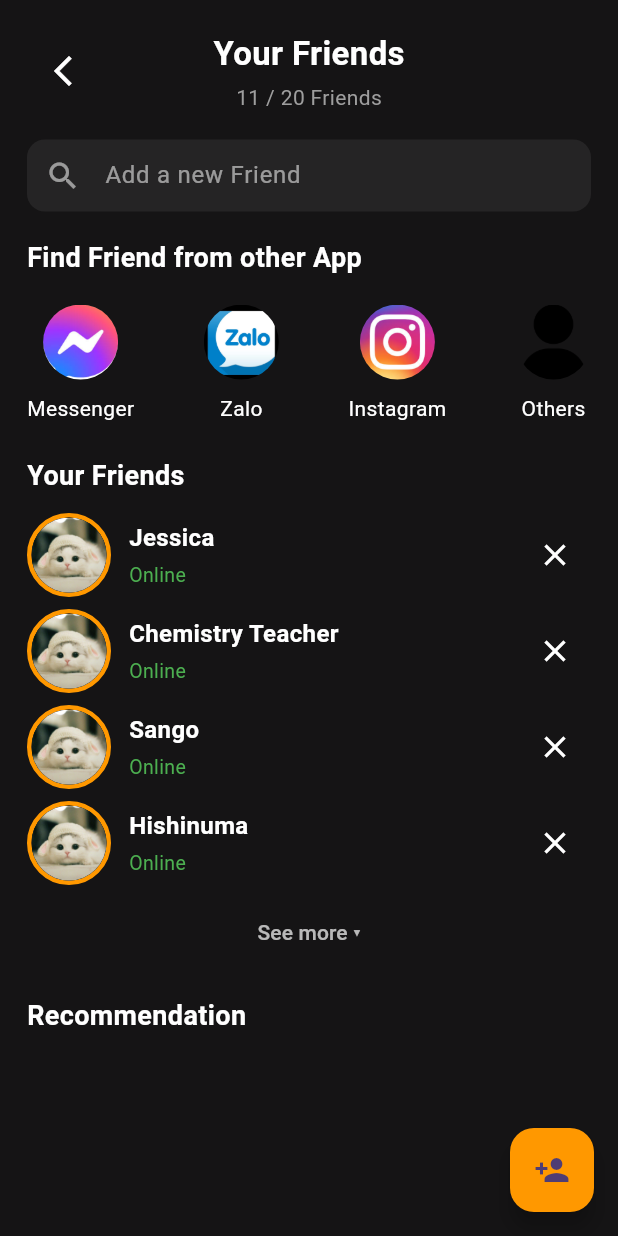
After one commit to betapcode17/locketBeta, a Flutter app: the FriendsView screen opened directly, on a phone screen of 412 x 824 dp. The commit adds this screen. Run offline on Flutter 3.47's test engine with Material 3 defaults, Android fonts, the phone set to English and light mode, and no system bars; our stand-ins replace camera, equatable, flutter_bloc.

Commit message:
feat: add friends screen, cubit, state, model

```diff
--- /dev/null
+++ b/lib/friends/cubit/friend_cubit.dart
@@ -0,0 +1,70 @@
+import 'package:flutter_bloc/flutter_bloc.dart';
+import 'package:locket_beta/friends/cubit/friend_state.dart';
+import 'package:locket_beta/model/friend_model.dart';
+
+class FriendCubit extends Cubit<FriendState> {
+  FriendCubit() : super(FriendInitial());
+
+  final List<Friend> _friends = [
+    Friend(
+      id: '1',
+      name: 'Jessica',
+      profileImage: 'assets/images/cat_img.jpg',
+      isActive: true,
+      lastSeen: DateTime.now().subtract(const Duration(minutes: 2)),
+    ),
+    Friend(
+      id: '2',
+      name: 'Chemistry Teacher',
+      profileImage: 'assets/images/cat_img.jpg',
+      isActive: true,
+      lastSeen: DateTime.now().subtract(const Duration(minutes: 15)),
+    ),
+    Friend(
+      id: '3',
+      name: 'Sango',
+      profileImage: 'assets/images/cat_img.jpg',
+      isActive: true,
+      lastSeen: DateTime.now().subtract(const Duration(hours: 2, minutes: 5)),
+    ),
+    Friend(
+      id: '4',
+      name: 'Hishinuma',
+      profileImage: 'assets/images/cat_img.jpg',
+      isActive: true,
+      lastSeen: DateTime.now()
+          .subtract(const Duration(days: 5, hours: 5, minutes: 2)),
+    ),
+  ];
+
+  Future<void> loadFriends() async {
+    try {
+      emit(FriendLoading());
+      await Future.delayed(
+          const Duration(seconds: 1)); // Simulate network delay
+      emit(FriendLoaded(_friends));
+    } catch (e) {
+      emit(FriendError(e.toString()));
+    }
+  }
+
+  Future<void> addFriend(Friend friend) async {
+    try {
+      emit(FriendLoading());
+      _friends.add(friend);
+      emit(FriendLoaded(_friends));
+    } catch (e) {
+      emit(FriendError(e.toString()));
+    }
+  }
+
+  Future<void> removeFriend(String friendId) async {
+    try {
+      emit(FriendLoading());
+      _friends.removeWhere((friend) => friend.id == friendId);
+      emit(FriendLoaded(_friends));
+    } catch (e) {
+      emit(FriendError(e.toString()));
+    }
+  }
+}
--- /dev/null
+++ b/lib/friends/cubit/friend_state.dart
@@ -0,0 +1,31 @@
+import 'package:equatable/equatable.dart';
+import 'package:locket_beta/model/friend_model.dart';
+
+abstract class FriendState extends Equatable {
+  const FriendState();
+
+  @override
+  List<Object> get props => [];
+}
+
+class FriendInitial extends FriendState {}
+
+class FriendLoading extends FriendState {}
+
+class FriendLoaded extends FriendState {
+  final List<Friend> friends;
+
+  const FriendLoaded(this.friends);
+
+  @override
+  List<Object> get props => [friends];
+}
+
+class FriendError extends FriendState {
+  final String message;
+
+  const FriendError(this.message);
+
+  @override
+  List<Object> get props => [message];
+}
--- /dev/null
+++ b/lib/friends/friends_screen.dart
@@ -0,0 +1,279 @@
+import 'package:flutter/material.dart';
+import 'package:flutter_bloc/flutter_bloc.dart';
+import 'package:locket_beta/friends/cubit/friend_cubit.dart';
+import 'package:locket_beta/friends/cubit/friend_state.dart';
+import 'package:locket_beta/model/friend_model.dart';
+import 'package:locket_beta/screens/home.dart';
+
+class FriendsScreen extends StatelessWidget {
+  const FriendsScreen({super.key});
+
+  @override
+  Widget build(BuildContext context) {
+    return BlocProvider(
+      create: (context) => FriendCubit()..loadFriends(),
+      child: const FriendsView(),
+    );
+  }
+}
+
+class FriendsView extends StatelessWidget {
+  const FriendsView({super.key});
+
+  @override
+  Widget build(BuildContext context) {
+    return Scaffold(
+      backgroundColor: const Color(0xff151415),
+      body: SafeArea(
+        child: Padding(
+          padding: const EdgeInsets.symmetric(horizontal: 18.0, vertical: 12),
+          child: BlocBuilder<FriendCubit, FriendState>(
+            builder: (context, state) {
+              if (state is FriendLoading) {
+                return const Center(child: CircularProgressIndicator());
+              } else if (state is FriendLoaded) {
+                return _buildBody(context, state.friends);
+              } else if (state is FriendError) {
+                return Center(
+                    child: Text(state.message,
+                        style: const TextStyle(color: Colors.white)));
+              }
+              return const Center(
+                  child: Text('No Friends',
+                      style: TextStyle(color: Colors.white)));
+            },
+          ),
+        ),
+      ),
+      floatingActionButton: FloatingActionButton(
+        onPressed: () {},
+        backgroundColor: Colors.orange,
+        child: const Icon(Icons.person_add),
+      ),
+    );
+  }
+
+  Widget _buildBody(BuildContext context, List<Friend> friends) {
+    return SingleChildScrollView(
+      child: Column(
+        crossAxisAlignment: CrossAxisAlignment.start,
+        children: [
+          const SizedBox(height: 8),
+          Stack(
+            //mainAxisAlignment: MainAxisAlignment.start,
+            alignment: Alignment.center,
+            children: [
+              Align(
+                alignment: Alignment.centerLeft,
+                child: IconButton(
+                  icon:
+                      const Icon(Icons.arrow_back_ios_new, color: Colors.white),
+                  onPressed: () {
+                    Navigator.push(
+                      context,
+                      MaterialPageRoute(
+                          builder: (context) => const HomeScreen()),
+                    );
+                  },
+                ),
+              ),
+              const SizedBox(width: 4),
+              const Column(
+                crossAxisAlignment: CrossAxisAlignment.center,
+                mainAxisAlignment: MainAxisAlignment.center,
+                children: [
+                  Text(
+                    'Your Friends',
+                    style: TextStyle(
+                        color: Colors.white,
+                        fontSize: 22,
+                        fontWeight: FontWeight.bold),
+                  ),
+                  SizedBox(height: 4),
+                  Text(
+                    '11 / 20 Friends',
+                    style: TextStyle(color: Colors.grey, fontSize: 14),
+                  ),
+                ],
+              ),
+            ],
+          ),
+          const SizedBox(
+            width: 40,
+          ),
+          const SizedBox(height: 18),
+
+          // Search field
+          TextField(
+            style: const TextStyle(color: Colors.white),
+            decoration: InputDecoration(
+              hintText: 'Add a new Friend',
+              hintStyle: const TextStyle(color: Colors.white54),
+              prefixIcon: const Icon(Icons.search, color: Colors.white54),
+              filled: true,
+              fillColor: const Color(0xff252425),
+              contentPadding: const EdgeInsets.symmetric(vertical: 12),
+              border: OutlineInputBorder(
+                borderRadius: BorderRadius.circular(12),
+                borderSide: BorderSide.none,
+              ),
+            ),
+          ),
+          const SizedBox(height: 18),
+
+          // Social row
+          const Text('Find Friend from other App',
+              style: TextStyle(
+                  fontSize: 18,
+                  color: Colors.white,
+                  fontWeight: FontWeight.w600)),
+          const SizedBox(height: 18),
+          Row(
+            mainAxisAlignment: MainAxisAlignment.spaceBetween,
+            children: [
+              _socialItem(
+                  imageUrl: "assets/images/mess_icon.jpg", label: 'Messenger'),
+              _socialItem(
+                  imageUrl: "assets/images/zalo_icon.jpg", label: 'Zalo'),
+              _socialItem(
+                  imageUrl: "assets/images/ig_icon.jpg", label: 'Instagram'),
+              _socialItem(
+                  imageUrl: "assets/images/defaultUser.png", label: 'Others'),
+            ],
+          ),
+
+          const SizedBox(height: 22),
+          const Text('Your Friends',
+              style: TextStyle(
+                  color: Colors.white,
+                  fontSize: 18,
+                  fontWeight: FontWeight.bold)),
+          const SizedBox(height: 12),
+
+          ListView.separated(
+            itemCount: friends.length,
+            shrinkWrap: true,
+            physics: const NeverScrollableScrollPhysics(),
+            separatorBuilder: (context, index) => const SizedBox(height: 8),
+            itemBuilder: (context, index) {
+              final friend = friends[index];
+              return Row(
+                children: [
+                  Container(
+                    width: 56,
+                    height: 56,
+                    decoration: BoxDecoration(
+                      shape: BoxShape.circle,
+                      border: Border.all(color: Colors.orange, width: 3),
+                    ),
+                    child: CircleAvatar(
+                      radius: 24,
+                      backgroundColor: const Color(0xff2a2a2a),
+                      backgroundImage: friend.profileImage != null
+                          ? AssetImage(friend.profileImage!) as ImageProvider
+                          : null,
+                      child: friend.profileImage == null
+                          ? Text(
+                              friend.name.isNotEmpty
+                                  ? friend.name[0].toUpperCase()
+                                  : '?',
+                              style: const TextStyle(color: Colors.white))
+                          : null,
+                    ),
+                  ),
+                  const SizedBox(width: 12),
+                  Expanded(
+                    child: Column(
+                      crossAxisAlignment: CrossAxisAlignment.start,
+                      children: [
+                        Text(friend.name,
+                            style: const TextStyle(
+                                color: Colors.white,
+                                fontSize: 16,
+                                fontWeight: FontWeight.w600)),
+                        const SizedBox(height: 4),
+                        Text(
+                          friend.isActive
+                              ? 'Online'
+                              : 'Actived ${_formatLastSeen(friend.lastSeen)}',
+                          style: TextStyle(
+                              color:
+                                  friend.isActive ? Colors.green : Colors.grey,
+                              fontSize: 13),
+                        ),
+                      ],
+                    ),
+                  ),
+                  IconButton(
+                    onPressed: () {},
+                    icon: const Icon(Icons.close, color: Colors.white),
+                  )
+                ],
+              );
+            },
+          ),
+
+          const SizedBox(height: 8),
+          Center(
+            child: TextButton(
+              onPressed: () {},
+              child: const Text('See more ▾',
+                  style: TextStyle(color: Colors.white70)),
+            ),
+          ),
+
+          const SizedBox(height: 18),
+          const Text('Recommendation',
+              style: TextStyle(
+                  color: Colors.white,
+                  fontSize: 18,
+                  fontWeight: FontWeight.bold)),
+          const SizedBox(height: 40),
+        ],
+      ),
+    );
+  }
+
+  Widget _socialItem({required String imageUrl, required String label}) {
+    return Column(
+      mainAxisSize: MainAxisSize.min,
+      children: [
+        Container(
+          width: 50,
+          height: 50,
+          decoration: const BoxDecoration(
+            shape: BoxShape.circle,
+          ),
+          child: ClipOval(
+            child: Image.asset(
+              imageUrl,
+              fit: BoxFit.cover,
+            ),
+          ),
+        ),
+        const SizedBox(
+          height: 9,
+        ),
+        Text(
+          label,
+          style: const TextStyle(color: Colors.white, fontSize: 14),
+        ),
+      ],
+    );
+  }
+
+  String _formatLastSeen(DateTime lastSeen) {
+    final now = DateTime.now();
+    final difference = now.difference(lastSeen);
+
+    if (difference.inMinutes < 60) {
+      return '${difference.inMinutes}m ago';
+    } else if (difference.inHours < 24) {
+      return '${difference.inHours}h ago';
+    } else if (difference.inDays < 7) {
+      return '${difference.inDays}d ago';
+    } else {
+      return '${lastSeen.day}/${lastSeen.month}/${lastSeen.year}';
+    }
+  }
+}
--- /dev/null
+++ b/lib/model/friend_model.dart
@@ -0,0 +1,59 @@
+class Friend {
+  final String id;
+  final String name;
+  final String? profileImage;
+  final bool isActive;
+  final DateTime lastSeen;
+
+  Friend({
+    required this.id,
+    required this.name,
+    this.profileImage,
+    required this.isActive,
+    required this.lastSeen,
+  });
+
+  Friend copyWith({
+    String? id,
+    String? name,
+    String? profileImage,
+    bool? isActive,
+    DateTime? lastSeen,
+  }) {
+    return Friend(
+      id: id ?? this.id,
+      name: name ?? this.name,
+      profileImage: profileImage ?? this.profileImage,
+      isActive: isActive ?? this.isActive,
+      lastSeen: lastSeen ?? this.lastSeen,
+    );
+  }
+
+  // alias getter for older code expecting `isOnline`
+  bool get isOnline => isActive;
+
+  factory Friend.fromJson(Map<String, dynamic> json) {
+    final dynamic activeValue = json['isActive'] ?? json['isOnline'] ?? false;
+    final bool active = activeValue is bool
+        ? activeValue
+        : (activeValue.toString().toLowerCase() == 'true');
+
+    return Friend(
+      id: json['id'] as String,
+      name: json['name'] as String,
+      profileImage: json['profileImage'] as String?,
+      isActive: active,
+      lastSeen: DateTime.parse(json['lastSeen'] as String),
+    );
+  }
+
+  Map<String, dynamic> toJson() {
+    return {
+      'id': id,
+      'name': name,
+      'profileImage': profileImage,
+      'isActive': isActive,
+      'lastSeen': lastSeen.toIso8601String(),
+    };
+  }
+}
--- a/lib/screens/home.dart
+++ b/lib/screens/home.dart
@@ -2,6 +2,7 @@ import 'dart:ui';
 
 import 'package:camera/camera.dart';
 import 'package:flutter/material.dart';
+import 'package:locket_beta/friends/friends_screen.dart';
 import 'package:locket_beta/messenger/list_messenger/messenger.dart';
 import 'package:locket_beta/screens/history.dart';
 import 'package:locket_beta/screens/preview.dart';
@@ -104,7 +105,14 @@ class _HomeScreenState extends State<HomeScreen> {
             ),
           ),
         ),
-        title: Container(
+        title: GestureDetector(
+          onTap: () {
+            Navigator.push(
+              context,
+              MaterialPageRoute(builder: (context) => const FriendsScreen()),
+            );
+          },
+          child: Container(
             alignment: Alignment.center,
             width: 150,
             height: 40,
@@ -117,6 +125,7 @@ class _HomeScreenState extends State<HomeScreen> {
               style: TextStyle(
                 color: Colors.white,
                 fontSize: 17,
+              ),
             ),
           ),
         ),
--- a/pubspec.yaml
+++ b/pubspec.yaml
@@ -32,6 +32,7 @@ dependencies:
     sdk: flutter
   flutter_bloc: ^9.1.1
   intl: ^0.18.1
+  equatable: ^2.0.5
 
   # The following adds the Cupertino Icons font to your application.
   # Use with the CupertinoIcons class for iOS style icons.
```
Also changed, not shown: assets/images/ig_icon.jpg (added), assets/images/mess_icon.jpg (added), assets/images/zalo_icon.jpg (added), pubspec.lock (added). Lines whose indentation alone changed are shown as unchanged.
